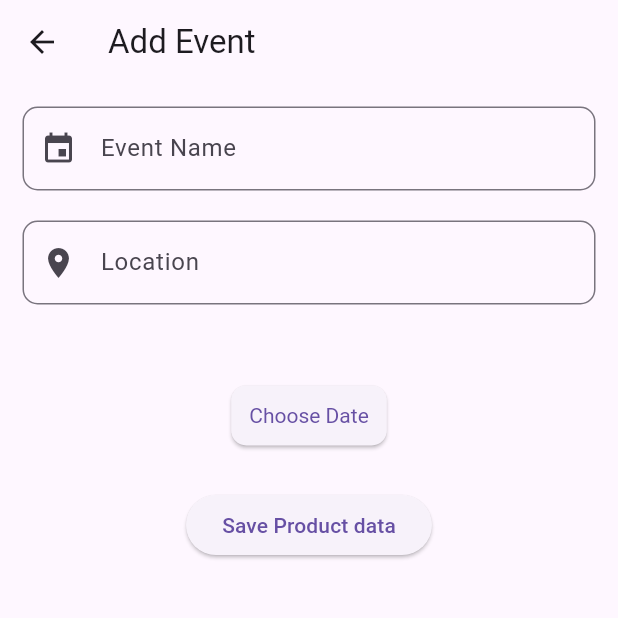
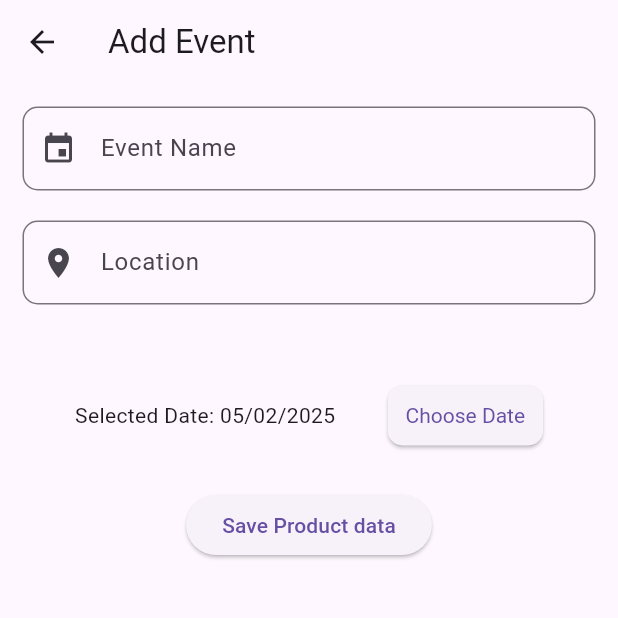
Before and after one commit to Eng-MostafaRamadan/ITI-Tasks, a Flutter app: the AddEventScreen screen opened by its route, on a phone screen of 412 x 824 dp, the top half of it. Run offline on Flutter 3.47's test engine with Material 3 defaults, Android fonts, the phone set to English and light mode, and no system bars; our stand-ins replace cloud_firestore, firebase_core, flutter_riverpod, loading_indicator; accounts and stored records are empty.

Commit message:
Update addeventscreen.dart

```diff
--- a/day7_task/lib/addeventscreen.dart
+++ b/day7_task/lib/addeventscreen.dart
@@ -1,6 +1,7 @@
 import 'package:cloud_firestore/cloud_firestore.dart';
 import 'package:flutter/cupertino.dart';
 import 'package:flutter/material.dart';
+import 'package:intl/intl.dart';
 
 class AddEventScreen extends StatefulWidget {
   const AddEventScreen({super.key});
@@ -75,10 +76,16 @@ class _AddEventScreenState extends State<AddEventScreen> {
                 Column(
                   mainAxisAlignment: MainAxisAlignment.center,
                   children: [
+                    Row(
+                      mainAxisAlignment: MainAxisAlignment.spaceEvenly,
+                      children: [
+                        Text(
+                          "Selected Date: ${DateFormat('dd/MM/yyyy').format(Date)}",
+                        ),
                         ElevatedButton(
                           style: ElevatedButton.styleFrom(
-                        padding:
-                            EdgeInsets.symmetric(horizontal: 12, vertical: 8),
+                            padding: EdgeInsets.symmetric(
+                                horizontal: 12, vertical: 8),
                             textStyle: TextStyle(fontSize: 14),
                             shape: RoundedRectangleBorder(
                               borderRadius: BorderRadius.circular(10),
@@ -86,9 +93,10 @@ class _AddEventScreenState extends State<AddEventScreen> {
                           ),
                           onPressed: () {
                             showModalBottomSheet(
+                              isDismissible: false,
                               shape: RoundedRectangleBorder(
-                            borderRadius:
-                                BorderRadius.vertical(top: Radius.circular(20)),
+                                borderRadius: BorderRadius.vertical(
+                                    top: Radius.circular(20)),
                               ),
                               context: context,
                               builder: (context) => Container(
@@ -104,7 +112,7 @@ class _AddEventScreenState extends State<AddEventScreen> {
                                     ),
                                     SizedBox(height: 10),
                                     SizedBox(
-                                  height: 200,
+                                      height: 160,
                                       child: CupertinoDatePicker(
                                         mode: CupertinoDatePickerMode.date,
                                         initialDateTime: Date,
@@ -115,12 +123,24 @@ class _AddEventScreenState extends State<AddEventScreen> {
                                         },
                                       ),
                                     ),
+                                    SizedBox(height: 10),
+                                    ElevatedButton(
+                                      onPressed: () {
+                                        setState(() {
+                                          Date = Date;
+                                        });
+                                        Navigator.pop(context);
+                                      },
+                                      child: Text("OK"),
+                                    ),
                                   ],
                                 ),
                               ),
                             );
                           },
                           child: Text("Choose Date"),
+                        ),
+                      ],
                     ),
                     SizedBox(height: 25),
                     ElevatedButton(
```
Lines whose indentation alone changed are shown as unchanged.
